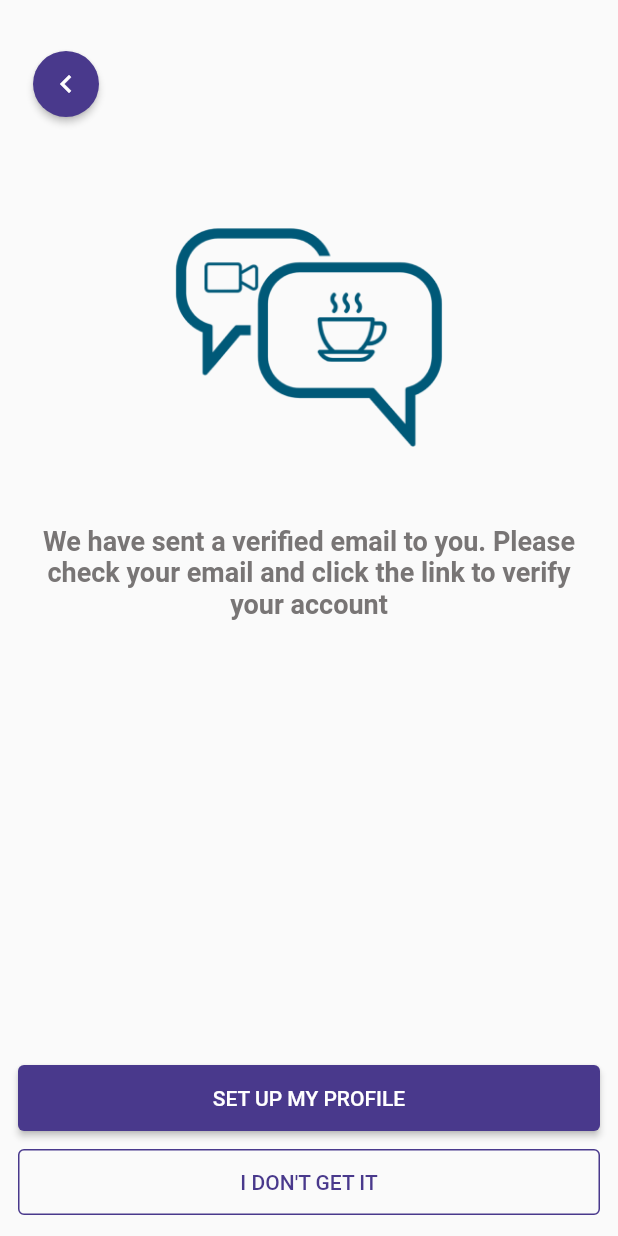
After one commit to quangnhat22/cs_video_call_app, a Flutter app: the VerifiedPage screen opened directly, on a phone screen of 412 x 824 dp. The commit adds this screen. Run offline on Flutter 3.47's test engine with Material 2 defaults, Android fonts, the phone set to English and light mode, and no system bars; our stand-ins replace bloc, dio, equatable, firebase_core, flutter_bloc, get_it and 1 more; accounts and stored records are empty; generated files the repository leaves out were written again.

Commit message:
add Verified Sign Up page UI

```diff
--- a/lib/presentation/auth/login/view/login_page.dart
+++ b/lib/presentation/auth/login/view/login_page.dart
@@ -173,7 +173,9 @@ class _LoginPageState extends State<LoginPage> {
                           child: SizedBox(
                             width: double.infinity,
                             child: TextButton(
-                                onPressed: () {},
+                                onPressed: () {
+                                  Navigator.of(context).pop();
+                                },
                                 style: ButtonStyle(
                                     padding: MaterialStateProperty.all(
                                         const EdgeInsets.symmetric(
--- a/lib/presentation/auth/sign_up/view/sign_up_page.dart
+++ b/lib/presentation/auth/sign_up/view/sign_up_page.dart
@@ -1,5 +1,7 @@
 import 'package:flutter/material.dart';
 import 'package:videocall/core/config/app_config.dart';
+
+import './verified_page.dart';
 
 class SignUpPage extends StatefulWidget {
   const SignUpPage({super.key});
@@ -30,7 +32,8 @@ class _SignUpPageState extends State<SignUpPage> {
 
   void signUp() {
     if (_formKey.currentState!.validate()) {
-      print('Sign up');
+      Navigator.push(context,
+          MaterialPageRoute(builder: (context) => const VerifiedPage()));
     }
   }
 
@@ -48,7 +51,7 @@ class _SignUpPageState extends State<SignUpPage> {
 
   String? validatePassword(String? value) {
     if (value == null || value.isEmpty) {
-      return 'Please enter new password';
+      return 'Please enter password';
     }
 
     if (value.length < 8) {
@@ -234,7 +237,9 @@ class _SignUpPageState extends State<SignUpPage> {
                             child: SizedBox(
                               width: double.infinity,
                               child: TextButton(
-                                  onPressed: () {},
+                                  onPressed: () {
+                                    Navigator.of(context).pop();
+                                  },
                                   style: ButtonStyle(
                                       padding: MaterialStateProperty.all(
                                           const EdgeInsets.symmetric(
--- /dev/null
+++ b/lib/presentation/auth/sign_up/view/verified_page.dart
@@ -0,0 +1,94 @@
+import 'package:flutter/material.dart';
+
+class VerifiedPage extends StatelessWidget {
+  const VerifiedPage({super.key});
+
+  @override
+  Widget build(BuildContext context) {
+    return Scaffold(
+      body: SafeArea(
+          child: Padding(
+        padding: const EdgeInsets.all(12),
+        child: Column(
+          crossAxisAlignment: CrossAxisAlignment.center,
+          mainAxisAlignment: MainAxisAlignment.spaceBetween,
+          children: [
+            Column(
+              children: [
+                Row(
+                  mainAxisAlignment: MainAxisAlignment.start,
+                  children: [
+                    Container(
+                      margin: const EdgeInsets.symmetric(vertical: 20),
+                      child: ElevatedButton(
+                        onPressed: () {
+                          Navigator.pop(context);
+                        },
+                        style: ButtonStyle(
+                            padding: MaterialStateProperty.all(
+                                const EdgeInsets.all(10)),
+                            backgroundColor: MaterialStateProperty.all(
+                                const Color.fromRGBO(73, 57, 140, 1)),
+                            shape: MaterialStateProperty.all(
+                                const CircleBorder())),
+                        child: const Icon(Icons.chevron_left),
+                      ),
+                    ),
+                  ],
+                ),
+                SizedBox(
+                    width: 250,
+                    height: 250,
+                    child: Image.asset(
+                      'assets/images/logo.png',
+                      fit: BoxFit.cover,
+                    )),
+                const Text(
+                  'We have sent a verified email to you. Please check your email and click the link to verify your account',
+                  textAlign: TextAlign.center,
+                  style: TextStyle(
+                      fontSize: 18,
+                      fontWeight: FontWeight.bold,
+                      color: Color.fromARGB(255, 120, 117, 117)),
+                ),
+              ],
+            ),
+            Column(
+              children: [
+                SizedBox(
+                  width: double.infinity,
+                  child: ElevatedButton(
+                      style: ButtonStyle(
+                          backgroundColor: MaterialStateProperty.all(
+                              const Color.fromRGBO(73, 57, 140, 1)),
+                          padding: MaterialStateProperty.all(
+                              const EdgeInsets.symmetric(
+                                  vertical: 14, horizontal: 20))),
+                      onPressed: () {},
+                      child: const Text('SET UP MY PROFILE')),
+                ),
+                const SizedBox(
+                  height: 8,
+                ),
+                SizedBox(
+                  width: double.infinity,
+                  child: OutlinedButton(
+                      onPressed: () {},
+                      style: ButtonStyle(
+                          side: MaterialStateProperty.all(const BorderSide(
+                              color: Color.fromRGBO(73, 57, 140, 1))),
+                          foregroundColor: MaterialStateProperty.all(
+                              const Color.fromRGBO(73, 57, 140, 1)),
+                          padding: MaterialStateProperty.all(
+                              const EdgeInsets.symmetric(
+                                  vertical: 14, horizontal: 20))),
+                      child: const Text('I DON\'T GET IT')),
+                ),
+              ],
+            ),
+          ],
+        ),
+      )),
+    );
+  }
+}
```
